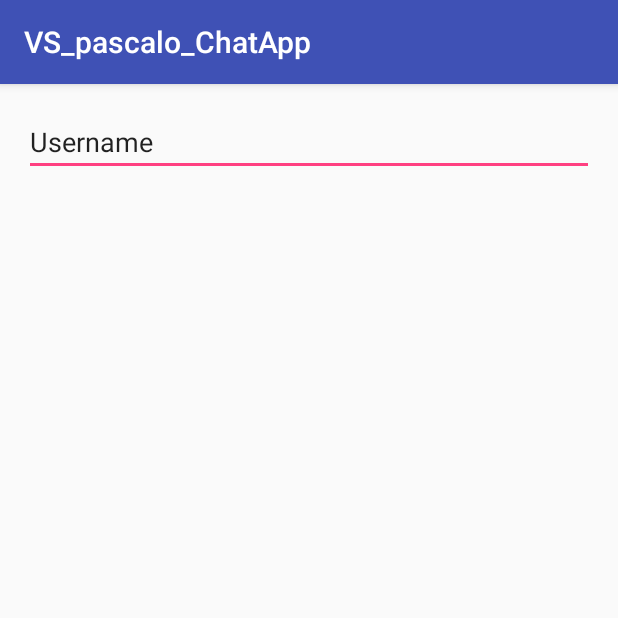
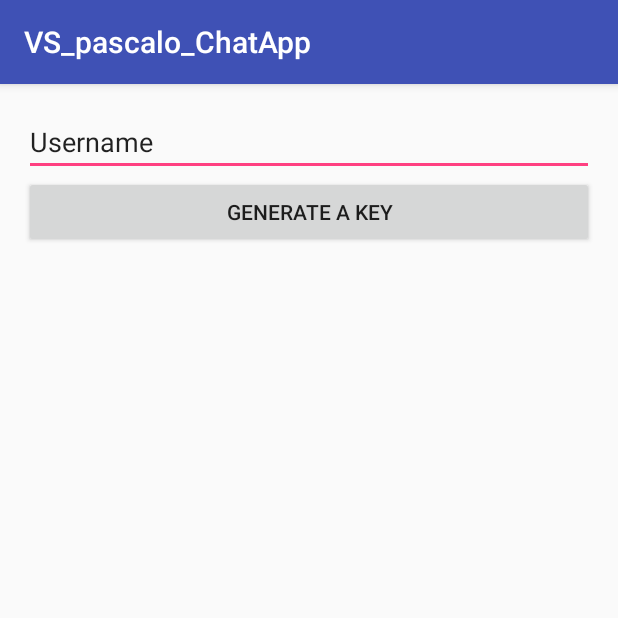
Before and after one commit to joelbu/VS_pascalo_ChatApp, an Android app: the GenerateKeyActivity screen opened directly, with no data from a screen before it, on a phone screen of 412 x 824 dp, the top half of it. Run offline under Robolectric (Android 15) with nearby library versions, the phone set to English and light mode, and no system bars.

Commit message:
tried to construct a new key ---why are chats now displayed twice? ---we'll look tomorrow to fix the problem

```diff
--- a/app/src/main/java/ch/ethz/inf/vs/a4/pascalo/vs_pascalo_chatapp/UI/GenerateKeyActivity.java
+++ b/app/src/main/java/ch/ethz/inf/vs/a4/pascalo/vs_pascalo_chatapp/UI/GenerateKeyActivity.java
@@ -2,14 +2,48 @@ package ch.ethz.inf.vs.a4.pascalo.vs_pascalo_chatapp.UI;
 
 import android.support.v7.app.AppCompatActivity;
 import android.os.Bundle;
+import android.util.Log;
+import android.view.View;
+import android.view.View.OnClickListener;
+import android.widget.Button;
+import android.widget.Toast;
+
+import java.security.Key;
+import java.security.KeyPair;
+import java.security.KeyPairGenerator;
 
 import ch.ethz.inf.vs.a4.pascalo.vs_pascalo_chatapp.R;
 
-public class GenerateKeyActivity extends AppCompatActivity {
+public class GenerateKeyActivity extends AppCompatActivity implements OnClickListener {
+
+    String TAG = this.getClass() + "generating a key";
+
+    Key publicKey = null;
+    Key privateKey = null;
 
     @Override
     protected void onCreate(Bundle savedInstanceState) {
         super.onCreate(savedInstanceState);
         setContentView(R.layout.activity_generate_key);
     }
+
+    @Override
+    public void onClick(View view) {
+        switch (view.getId()){
+            case R.id.button_generate_key :
+                try {
+                    KeyPairGenerator kpg = KeyPairGenerator.getInstance("RSA");
+                    kpg.initialize(1024);
+                    KeyPair kp = kpg.genKeyPair();
+                    publicKey = kp.getPublic();
+                    privateKey = kp.getPrivate();
+                } catch (Exception e) {
+                    Log.e(TAG, "RSA key pair error");
+                }
+                break;
+            default:
+
+        }
+        Toast.makeText(getApplicationContext(), (CharSequence) privateKey, Toast.LENGTH_LONG);
+    }
 }
--- a/app/src/main/java/ch/ethz/inf/vs/a4/pascalo/vs_pascalo_chatapp/UI/MainActivity.java
+++ b/app/src/main/java/ch/ethz/inf/vs/a4/pascalo/vs_pascalo_chatapp/UI/MainActivity.java
@@ -189,6 +189,10 @@ public class MainActivity extends AppCompatActivity implements AdapterView.OnIte
                 this.stopService(myIntent);
                 finish();
                 break;
+            case R.id.generate_new_login :
+                myIntent = new Intent(getApplicationContext(), GenerateKeyActivity.class);
+                this.startActivity(myIntent);
+                break;
             default:
                 return false;
         }
--- a/app/src/main/res/layout/activity_generate_key.xml
+++ b/app/src/main/res/layout/activity_generate_key.xml
@@ -21,4 +21,15 @@
         android:id="@+id/editTextUsername"
         android:layout_alignParentRight="true"
         android:layout_alignParentEnd="true" />
+
+    <Button
+        android:text="@string/generate_key"
+        android:layout_width="match_parent"
+        android:layout_height="wrap_content"
+        android:layout_below="@+id/editTextUsername"
+        android:layout_alignParentLeft="true"
+        android:layout_alignParentStart="true"
+        android:id="@+id/button_generate_key"
+        android:layout_alignParentRight="true"
+        android:layout_alignParentEnd="true" />
 </RelativeLayout>
--- a/app/src/main/res/menu/settings.xml
+++ b/app/src/main/res/menu/settings.xml
@@ -22,4 +22,8 @@
         android:title="@string/open_network_configuraion"
         android:orderInCategory="2" />
 
+    <item android:id="@+id/generate_new_login"
+        android:title="@string/generate_new_login"
+        android:orderInCategory="3" />
+
 </menu>
--- a/app/src/main/res/values/strings.xml
+++ b/app/src/main/res/values/strings.xml
@@ -18,4 +18,6 @@
     <string name="add_user">Add User</string>
     <string name="chat_partner_name_hint">Chat partner name...</string>
     <string name="scan_or_type_key">You can either scan your chat partners name and key or type them in manually.</string>
+    <string name="generate_key">Generate a Key</string>
+    <string name="generate_new_login">Generate a new Login</string>
 </resources>
```
